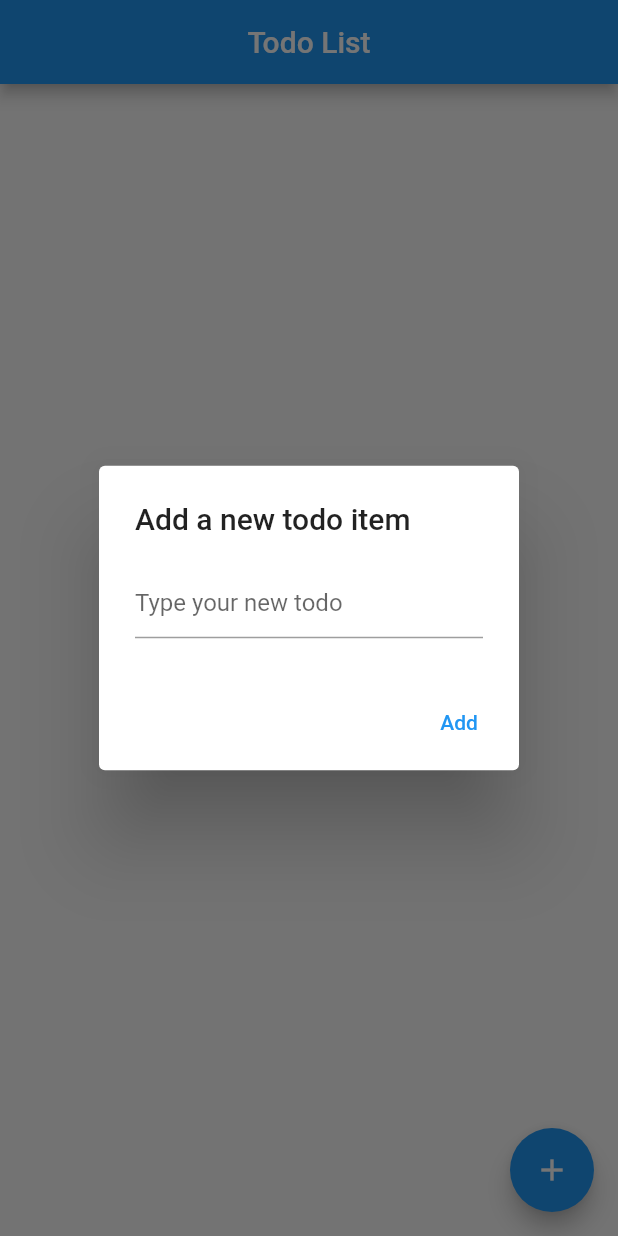
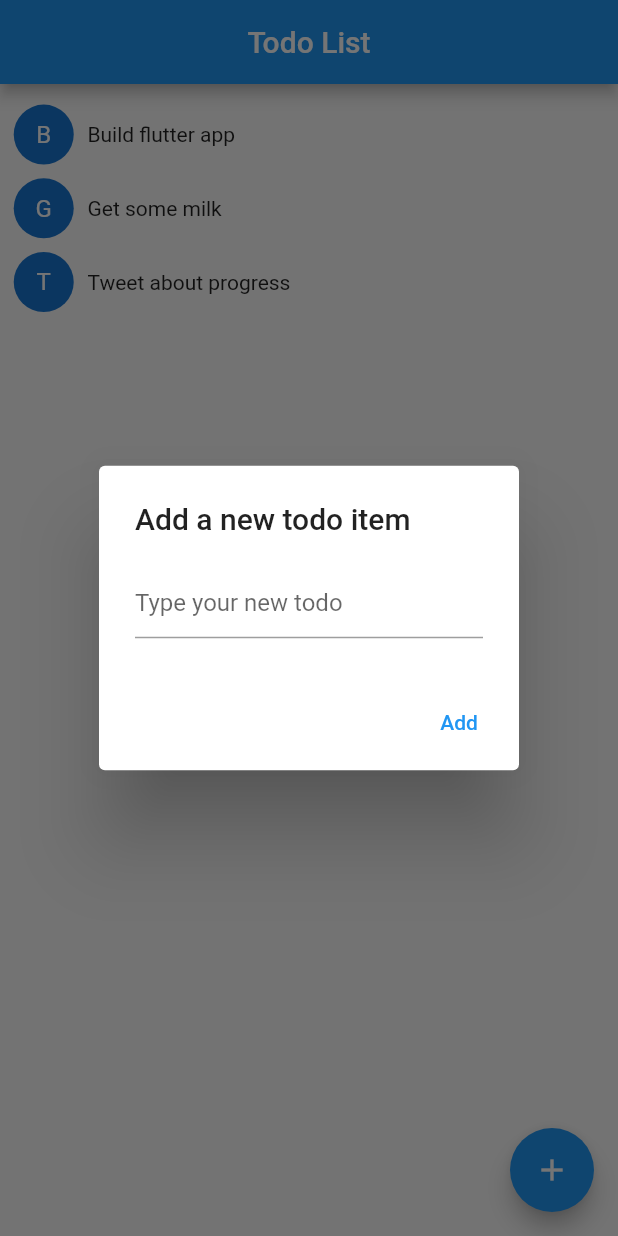
Before and after one commit to hansenbudinata21/flutter_sample_todolist_app, a Flutter app: the screen it shows after launch, after a tap on the "add" icon, on a phone screen of 412 x 824 dp. Run offline on Flutter 3.47's test engine with Material 2 defaults, Android fonts, the phone set to English and light mode, and no system bars; our stand-ins replace bloc, flutter_bloc, flutter_screenutil, get_it.

```diff
--- a/lib/main.dart
+++ b/lib/main.dart
@@ -1,10 +1,14 @@
 import 'package:flutter/material.dart';
 import 'package:flutter_bloc/flutter_bloc.dart';
 import 'package:flutter_screenutil/flutter_screenutil.dart';
+import 'package:get_it/get_it.dart';
 import 'package:todolist/todo/application/bloc/todo_bloc.dart';
 import 'package:todolist/todo/presentation/todo_page.dart';
+import 'package:uuid/uuid.dart';
 
+GetIt getIt = GetIt.instance;
 void main() {
+  getIt.registerSingleton<Uuid>(const Uuid());
   runApp(const MyApp());
 }
 
@@ -22,7 +26,9 @@ class MyApp extends StatelessWidget {
             primarySwatch: Colors.blue,
           ),
           home: BlocProvider(
-            create: (BuildContext context) => TodoBloc(),
+            create: (BuildContext context) => TodoBloc(
+              uuid: getIt<Uuid>(),
+            ),
             child: TodoPage(),
           ),
         );
--- a/lib/todo/application/bloc/todo_bloc.dart
+++ b/lib/todo/application/bloc/todo_bloc.dart
@@ -8,10 +8,21 @@ part 'todo_event.dart';
 part 'todo_state.dart';
 
 class TodoBloc extends Bloc<TodoEvent, TodoState> {
-  TodoBloc() : super(TodoInitial()) {
+  final Uuid uuid;
+
+  TodoBloc({required this.uuid})
+      : super(
+          TodoInitial(
+            todos: [
+              Todo(id: uuid.v1(), title: 'Build flutter app'),
+              Todo(id: uuid.v1(), title: 'Get some milk'),
+              Todo(id: uuid.v1(), title: 'Tweet about progress'),
+            ],
+          ),
+        ) {
     on<AddTodoEvent>((event, emit) {
       Todo todo = Todo(
-        id: const Uuid().v1(),
+        id: uuid.v1(),
         title: event.todoTitle,
       );
       emit(TodoAdded(todos: state.todos..add(todo)));
--- a/lib/todo/application/bloc/todo_state.dart
+++ b/lib/todo/application/bloc/todo_state.dart
@@ -6,7 +6,7 @@ abstract class TodoState {
 }
 
 class TodoInitial extends TodoState {
-  TodoInitial() : super(todos: []);
+  TodoInitial({List<Todo>? todos}) : super(todos: todos ?? []);
 }
 
 class TodoAdded extends TodoState {
--- a/pubspec.yaml
+++ b/pubspec.yaml
@@ -37,6 +37,7 @@ dependencies:
   flutter_screenutil: ^5.6.0
   flutter_bloc: ^8.1.1
   uuid: ^3.0.6
+  get_it: ^7.2.0
 
 dev_dependencies:
   flutter_test:
```
Also changed, not shown: pubspec.lock.
